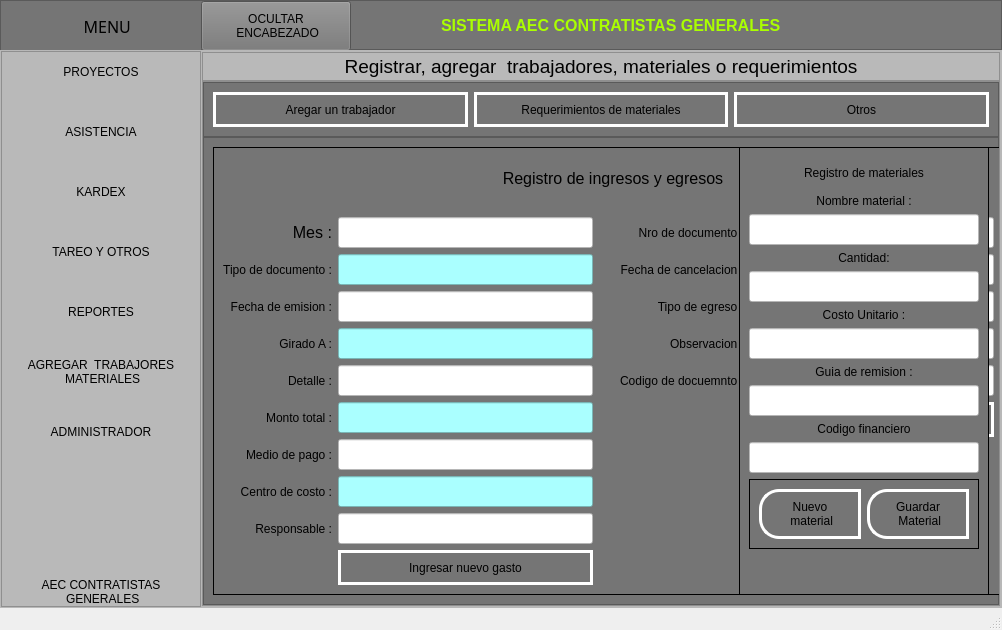
First picture: the form in ui_files/menu.ui, repository Romehe369/aec_contrastistas_g, before the edit.
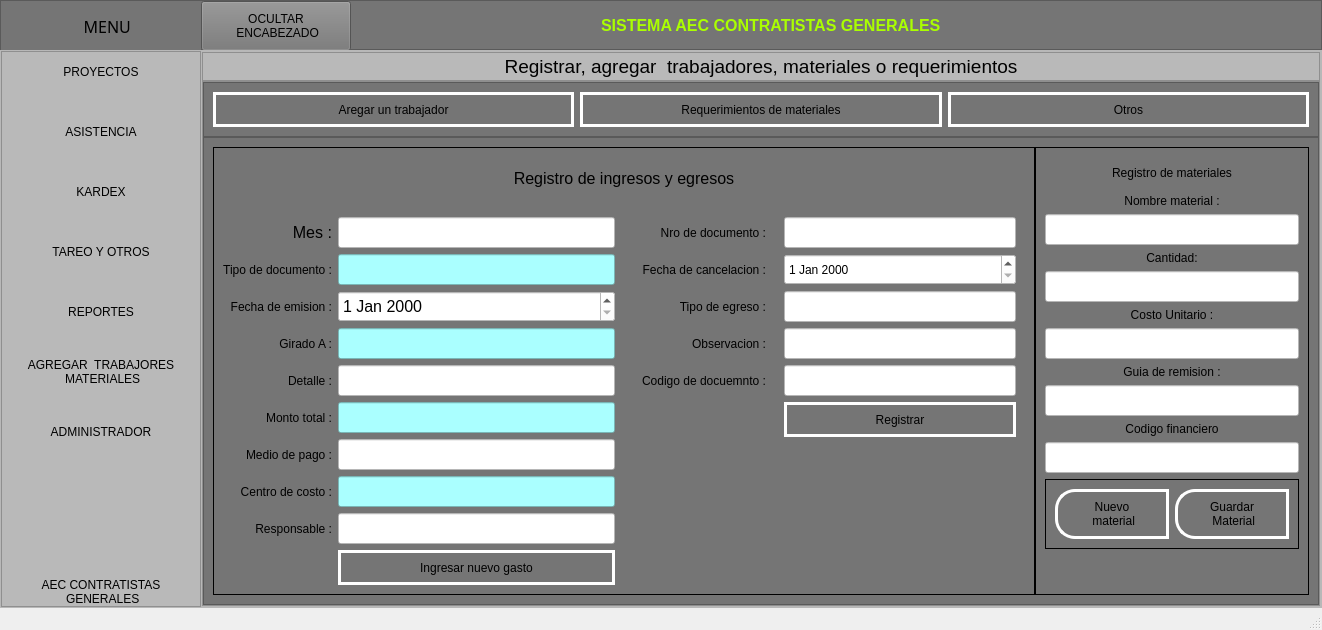
Second picture: the form after the edit. The open tabs and pages were chosen to show the change. Icons and pictures are not drawn.

Diff of the .ui file:
```diff
--- a/ui_files/menu.ui
+++ b/ui_files/menu.ui
@@ -6,7 +6,7 @@
    <rect>
     <x>0</x>
     <y>0</y>
-    <width>1002</width>
+    <width>1322</width>
     <height>630</height>
    </rect>
   </property>
@@ -1841,7 +1841,7 @@
                                  </widget>
                                 </item>
                                 <item>
-                                 <widget class="QLineEdit" name="lineEdit_8">
+                                 <widget class="QDateEdit" name="dateEdit">
                                   <property name="minimumSize">
                                    <size>
                                     <width>0</width>
@@ -1850,9 +1850,16 @@
                                   </property>
                                   <property name="font">
                                    <font>
+                                    <family>MS Shell Dlg 2</family>
                                     <pointsize>12</pointsize>
+                                    <weight>50</weight>
+                                    <italic>false</italic>
+                                    <bold>false</bold>
                                    </font>
                                   </property>
+                                  <property name="styleSheet">
+                                   <string notr="true">font: 12pt &quot;MS Shell Dlg 2&quot;;</string>
+                                  </property>
                                  </widget>
                                 </item>
                                 <item>
@@ -2158,17 +2165,15 @@
                                  </widget>
                                 </item>
                                 <item>
-                                 <widget class="QLineEdit" name="lineEdit_21">
+                                 <widget class="QDateEdit" name="dateEdit_2">
                                   <property name="minimumSize">
                                    <size>
                                     <width>0</width>
                                     <height>31</height>
                                    </size>
                                   </property>
-                                  <property name="font">
-                                   <font>
-                                    <pointsize>12</pointsize>
-                                   </font>
+                                  <property name="styleSheet">
+                                   <string notr="true">font: 12pt &quot;MS Shell Dlg 2&quot;;</string>
                                   </property>
                                  </widget>
                                 </item>
```
Left out of the diff: 17 changed lines with no effect on the pictures.
